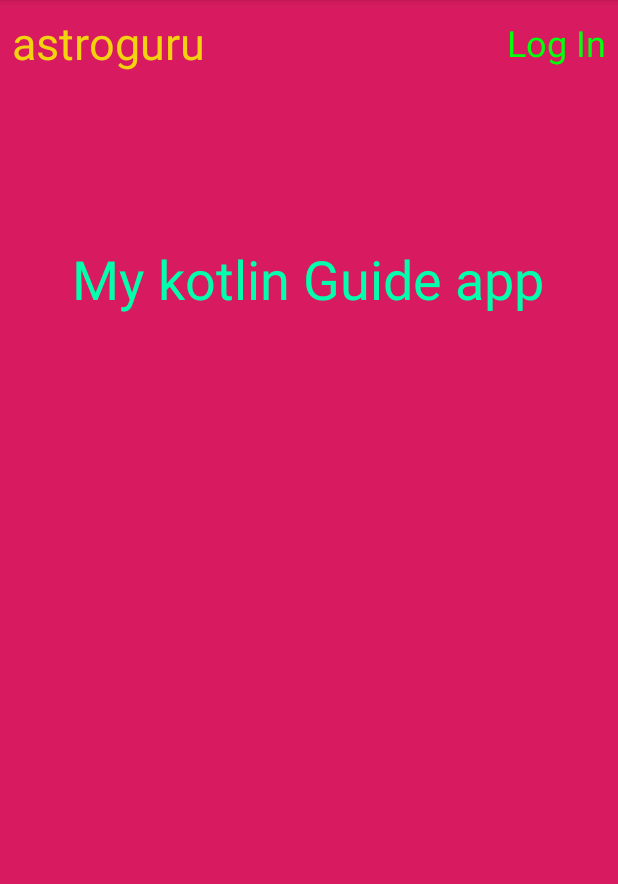
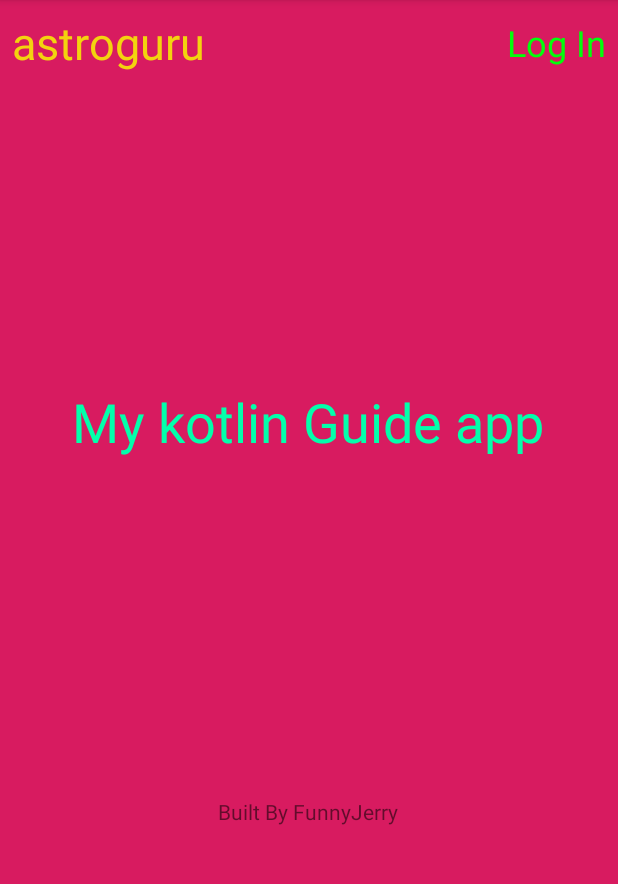
Before and after one commit to cocadev/kotlin-learn-app, an Android app: the screen it shows after launch (MainActivity), on a phone screen of 412 x 824 dp, the part 84-968 px from its top. Run offline under Robolectric (Android 15) with nearby library versions, the phone set to English and light mode, and no system bars.

Commit message:
add another textview

```diff
--- a/app/src/main/res/layout/activity_main.xml
+++ b/app/src/main/res/layout/activity_main.xml
@@ -16,7 +16,8 @@
             app:layout_constraintLeft_toLeftOf="parent"
             app:layout_constraintRight_toRightOf="parent"
             app:layout_constraintTop_toTopOf="parent" android:textSize="36sp" android:textColor="#03FFAB"
-            app:layout_constraintHorizontal_bias="0.494" app:layout_constraintVertical_bias="0.224"/>
+            app:layout_constraintHorizontal_bias="0.494" app:layout_constraintVertical_bias="0.35"
+            android:id="@+id/textView2" android:layout_marginTop="8dp"/>
     <TextView
             android:layout_width="wrap_content"
             android:layout_height="wrap_content"
@@ -31,5 +32,12 @@
             app:layout_constraintEnd_toEndOf="parent"
             app:layout_constraintTop_toTopOf="parent" android:textSize="24sp" android:textColor="#02FF0C"
             android:layout_marginRight="8dp" android:layout_marginEnd="8dp" android:layout_marginTop="12dp"/>
+    <TextView
+            android:text="Built By FunnyJerry"
+            android:layout_width="wrap_content"
+            android:layout_height="wrap_content"
+            android:id="@+id/textView" app:layout_constraintEnd_toEndOf="@+id/textView2"
+            app:layout_constraintStart_toStartOf="@+id/textView2" app:layout_constraintBottom_toBottomOf="parent"
+            android:layout_marginTop="8dp" app:layout_constraintTop_toBottomOf="@+id/textView2"/>
 
 </android.support.constraint.ConstraintLayout>
```
